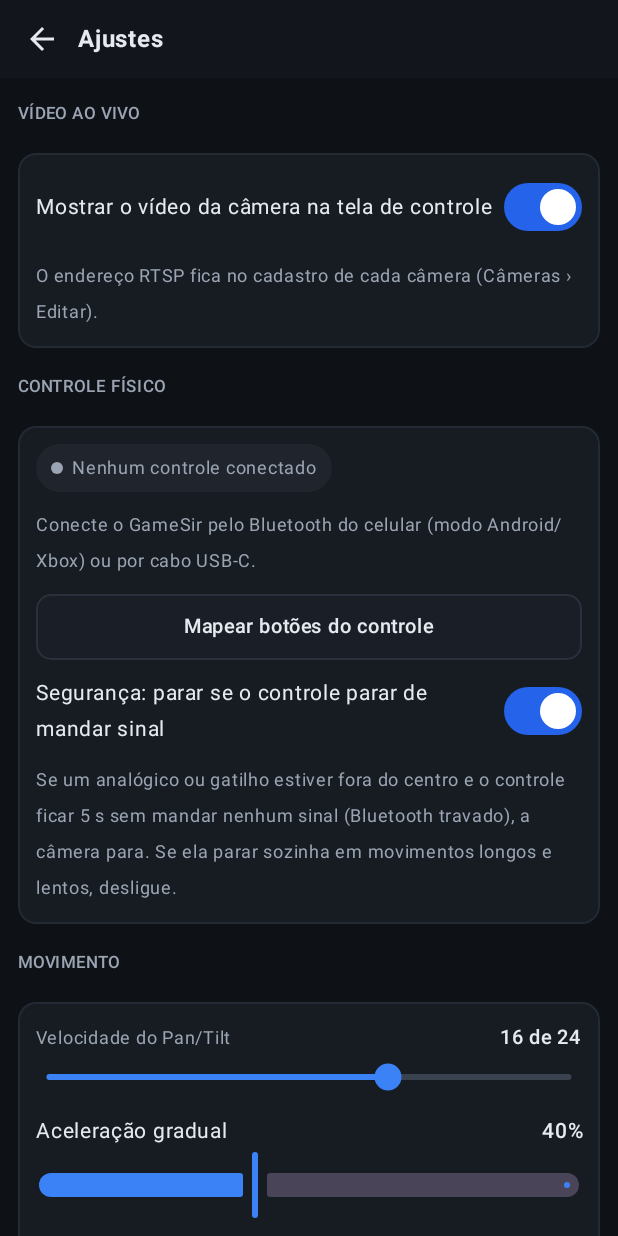
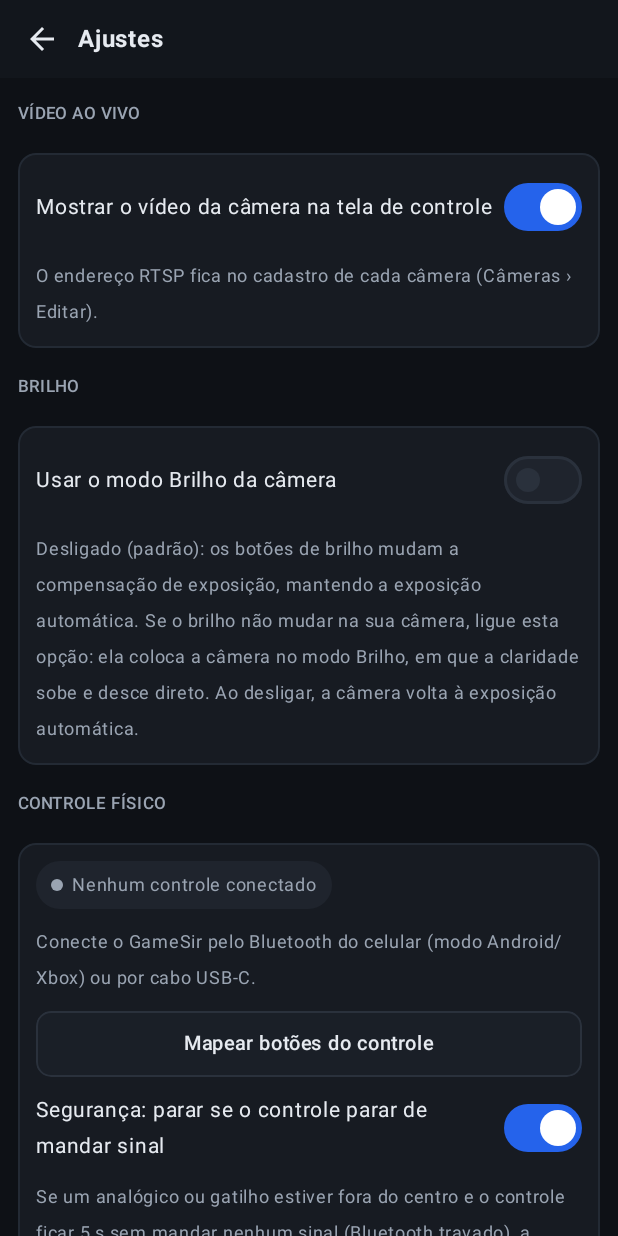
Before and after one commit to eleonardop/ptz-android, an Android app built with Jetpack Compose: the screen it shows after launch (MainActivity), after a tap on "Ajustes", on a phone screen of 412 x 824 dp. Run offline under Robolectric (Android 15) with nearby library versions, the phone set to English and light mode, and no system bars.

Commit message:
Aviso pequeno no topo no lugar da faixa branca, autofoco liga/desliga, brilho com valor exato e opção do modo Brilho
Co-Authored-By: Claude Opus 5.5 <noreply@anthropic.com>
Claude-Session: https://claude.ai/code/session_01ChsCtzzmh5WTSWCfHnyMZx

```diff
--- a/app/src/main/java/com/ptzstudio/android/core/Settings.kt
+++ b/app/src/main/java/com/ptzstudio/android/core/Settings.kt
@@ -28,6 +28,8 @@ data class AppSettings(
     val learnedKeys: Map<Int, PadButton> = emptyMap(),
     /** Vídeo ao vivo ligado por padrão. */
     val videoEnabled: Boolean = true,
+    /** Brilho pelo modo "Brilho" da câmera (para câmeras que ignoram a compensação de exposição). */
+    val brightMode: Boolean = false,
 ) {
     val selectedCamera: CameraConfig?
         get() = cameras.firstOrNull { it.id == selectedCameraId } ?: cameras.firstOrNull()
@@ -78,6 +80,7 @@ object SettingsCodec {
         o.put("presetNames", JSONArray().apply { s.presetNames.forEach { put(it) } })
         o.put("learnedKeys", JSONObject().apply { s.learnedKeys.forEach { (k, b) -> put(k.toString(), b.name) } })
         o.put("videoEnabled", s.videoEnabled)
+        o.put("brightMode", s.brightMode)
         return o.toString()
     }
 
@@ -154,6 +157,7 @@ object SettingsCodec {
                 learnedKeys = learned,
                 // Até a versão 1 o vídeo vinha desligado por padrão: quem atualiza passa a ter o vídeo ligado.
                 videoEnabled = if (o.optInt("version", 1) < 2) true else o.optBoolean("videoEnabled", true),
+                brightMode = o.optBoolean("brightMode", false),
             )
         } catch (_: Exception) {
             null
--- a/app/src/main/java/com/ptzstudio/android/ui/ControlScreen.kt
+++ b/app/src/main/java/com/ptzstudio/android/ui/ControlScreen.kt
@@ -480,7 +480,15 @@ private fun ZoomInfo(engine: Engine, settings: AppSettings) {
 @Composable
 private fun QuickButtons(engine: Engine) {
     Row(Modifier.fillMaxWidth(), horizontalArrangement = Arrangement.spacedBy(6.dp)) {
-        PadTile("Autofoco", Modifier.weight(1f), height = 40.dp) { engine.autofocus() }
+        val af by engine.autofocusOn.collectAsState()
+        PadTile(
+            when (af) {
+                true -> "AF ligado"
+                false -> "AF desligado"
+                null -> "Autofoco"
+            },
+            Modifier.weight(1f), height = 40.dp, selected = af == true,
+        ) { engine.autofocus() }
         PadTile("Brilho −", Modifier.weight(1f), height = 40.dp) { engine.brightness(-1) }
         PadTile("Brilho +", Modifier.weight(1f), height = 40.dp) { engine.brightness(1) }
         PadTile("Home", Modifier.weight(1f), height = 40.dp) { engine.home() }
--- a/app/src/main/java/com/ptzstudio/android/ui/PtzApp.kt
+++ b/app/src/main/java/com/ptzstudio/android/ui/PtzApp.kt
@@ -7,9 +7,19 @@ import androidx.compose.foundation.layout.WindowInsets
 import androidx.compose.foundation.layout.fillMaxSize
 import androidx.compose.foundation.layout.safeDrawing
 import androidx.compose.foundation.layout.windowInsetsPadding
-import androidx.compose.material3.SnackbarHost
-import androidx.compose.material3.SnackbarHostState
+import androidx.compose.animation.AnimatedVisibility
+import androidx.compose.animation.fadeIn
+import androidx.compose.animation.fadeOut
+import androidx.compose.foundation.layout.padding
+import androidx.compose.foundation.shape.RoundedCornerShape
+import androidx.compose.material3.Text
 import androidx.compose.runtime.Composable
+import androidx.compose.runtime.mutableIntStateOf
+import androidx.compose.ui.draw.clip
+import androidx.compose.ui.graphics.Color
+import androidx.compose.ui.unit.dp
+import androidx.compose.ui.unit.sp
+import kotlinx.coroutines.delay
 import androidx.compose.runtime.LaunchedEffect
 import androidx.compose.runtime.getValue
 import androidx.compose.runtime.mutableStateOf
@@ -27,14 +37,19 @@ private enum class Screen { CONTROL, CAMERAS, SETTINGS, MAPPING }
 fun PtzApp(engine: Engine) {
     PtzTheme {
         var screen by rememberSaveable { mutableStateOf(Screen.CONTROL) }
-        val snackbar = remember { SnackbarHostState() }
-
+        // Aviso curto e pequeno no topo (não tapa os botões de baixo; some sozinho).
+        var toast by remember { mutableStateOf<String?>(null) }
+        var toastId by remember { mutableIntStateOf(0) }
         LaunchedEffect(Unit) {
             engine.messages.collect { msg ->
-                launch {
-                    snackbar.currentSnackbarData?.dismiss()
-                    snackbar.showSnackbar(msg)
-                }
+                toast = msg
+                toastId++
+            }
+        }
+        LaunchedEffect(toastId) {
+            if (toast != null) {
+                delay(1600)
+                toast = null
             }
         }
 
@@ -62,7 +77,16 @@ fun PtzApp(engine: Engine) {
                 )
                 Screen.MAPPING -> MappingScreen(engine, onBack = { screen = Screen.SETTINGS })
             }
-            SnackbarHost(snackbar, Modifier.align(Alignment.BottomCenter))
+            AnimatedVisibility(
+                toast != null, enter = fadeIn(), exit = fadeOut(),
+                modifier = Modifier.align(Alignment.TopCenter).padding(top = 62.dp, start = 24.dp, end = 24.dp),
+            ) {
+                Text(
+                    toast.orEmpty(), color = Color.White, fontSize = 13.sp, maxLines = 2,
+                    modifier = Modifier.clip(RoundedCornerShape(50)).background(Color(0xE61E293B))
+                        .padding(horizontal = 14.dp, vertical = 6.dp),
+                )
+            }
         }
     }
 }
--- a/app/src/main/java/com/ptzstudio/android/ui/SettingsScreen.kt
+++ b/app/src/main/java/com/ptzstudio/android/ui/SettingsScreen.kt
@@ -46,6 +46,16 @@ fun SettingsScreen(engine: Engine, onBack: () -> Unit, onMapping: () -> Unit) {
             Panel(Modifier.fillMaxWidth()) {
                 SwitchRow("Mostrar o vídeo da câmera na tela de controle", settings.videoEnabled) { engine.setVideoEnabled(it) }
                 Hint("O endereço RTSP fica no cadastro de cada câmera (Câmeras › Editar).")
+            }
+
+            SectionTitle("Brilho")
+            Panel(Modifier.fillMaxWidth()) {
+                SwitchRow("Usar o modo Brilho da câmera", settings.brightMode) { engine.setBrightMode(it) }
+                Hint(
+                    "Desligado (padrão): os botões de brilho mudam a compensação de exposição, mantendo a exposição automática. " +
+                        "Se o brilho não mudar na sua câmera, ligue esta opção: ela coloca a câmera no modo Brilho, em que a " +
+                        "claridade sobe e desce direto. Ao desligar, a câmera volta à exposição automática.",
+                )
             }
 
             SectionTitle("Controle físico")
```
Also changed, not shown: app/src/main/java/com/ptzstudio/android/Engine.kt (+33 -4 lines), app/src/main/java/com/ptzstudio/android/core/Visca.kt (+17 -0 lines), 1 other file.
